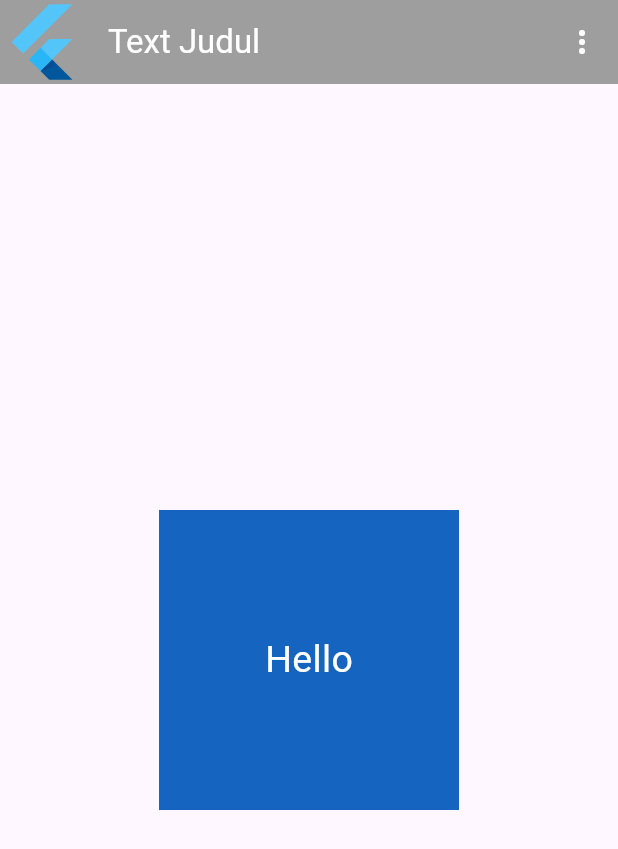
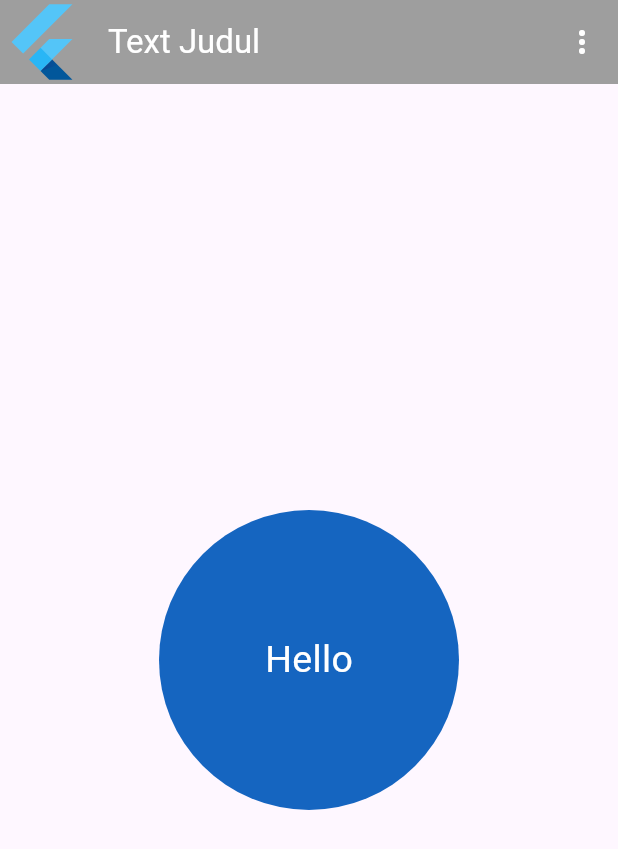
Before and after one commit to maulitayasmin/mobile, a Flutter app: the screen it shows after launch, on a phone screen of 412 x 824 dp. Shown: the top 849 px of the screen. Run offline on Flutter 3.47's test engine with Material 3 defaults, Android fonts, the phone set to English and light mode, and no system bars.

Commit message:
soal 6 clipoval

```diff
--- /dev/null
+++ b/lib/latihan/latihan_6.dart
@@ -0,0 +1,46 @@
+import 'dart:math';
+
+import 'package:flutter/material.dart';
+
+class Latihan6 extends StatelessWidget {
+  const Latihan6({
+    super.key,
+  });
+
+  @override
+  Widget build(BuildContext context) {
+    return Scaffold(
+      appBar: AppBar(
+        leading: FlutterLogo(
+          //leading pojok kiri
+          size: 10.0,
+        ),
+        title: Text('Text Judul'),
+        foregroundColor: Colors.white,
+        backgroundColor: Colors.grey,
+        actions: [
+          //pojok kanan
+          IconButton(
+              onPressed: () {
+                print('Klik More');
+              },
+              icon: Icon(Icons.more_vert))
+        ],
+      ),
+      body: Center(
+        child: ClipOval(
+          child: Container(
+            color: Colors.blue[800],
+            height: 200,
+            width: 200,
+            child: Center(
+                child: Text(
+              'Hello',
+              style: TextStyle(fontSize: 25, color: Colors.white),
+            )),
+          ),
+        ),
+      ),
+    );
+  }
+}
--- a/lib/main.dart
+++ b/lib/main.dart
@@ -6,6 +6,7 @@ import './latihan/latihan_2.dart';
 import './latihan/latihan_3.dart';
 import './latihan/latihan_4.dart';
 import './latihan/latihan_5.dart';
+import './latihan/latihan_6.dart';
 
 void main() {
   runApp(LitaApp());
@@ -16,6 +17,6 @@ class LitaApp extends StatelessWidget {
 
   @override
   Widget build(BuildContext context) {
-    return MaterialApp(debugShowCheckedModeBanner: false, home: Latihan5());
+    return MaterialApp(debugShowCheckedModeBanner: false, home: Latihan6());
   }
 }
```
